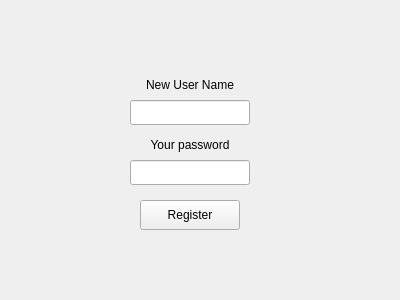
Before: the Qt Designer form signup.ui in CS180-spring/cs180-21-wooohooo, drawn with Qt 5.
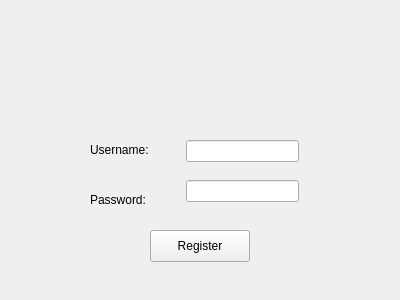
After: the same form once the commit is applied.

The edit to the form file:
```diff
--- a/signup.ui
+++ b/signup.ui
@@ -13,69 +13,63 @@
   <property name="windowTitle">
    <string>Form</string>
   </property>
+  <widget class="QPushButton" name="registerButton">
+   <property name="geometry">
+    <rect>
+     <x>150</x>
+     <y>230</y>
+     <width>100</width>
+     <height>32</height>
+    </rect>
+   </property>
+   <property name="text">
+    <string>Register</string>
+   </property>
+  </widget>
   <widget class="QLabel" name="label">
    <property name="geometry">
     <rect>
-     <x>140</x>
-     <y>70</y>
-     <width>100</width>
-     <height>30</height>
+     <x>90</x>
+     <y>140</y>
+     <width>81</width>
+     <height>20</height>
     </rect>
    </property>
    <property name="text">
-    <string>New User Name</string>
+    <string>Username:</string>
    </property>
-   <property name="alignment">
-    <set>Qt::AlignCenter</set>
+  </widget>
+  <widget class="QLineEdit" name="newPassword">
+   <property name="geometry">
+    <rect>
+     <x>186</x>
+     <y>180</y>
+     <width>113</width>
+     <height>22</height>
+    </rect>
    </property>
   </widget>
   <widget class="QLineEdit" name="newUsername">
    <property name="geometry">
     <rect>
-     <x>130</x>
-     <y>100</y>
-     <width>120</width>
-     <height>25</height>
+     <x>186</x>
+     <y>140</y>
+     <width>113</width>
+     <height>22</height>
     </rect>
    </property>
   </widget>
   <widget class="QLabel" name="label_2">
    <property name="geometry">
     <rect>
-     <x>140</x>
-     <y>130</y>
-     <width>100</width>
-     <height>30</height>
+     <x>90</x>
+     <y>190</y>
+     <width>71</width>
+     <height>20</height>
     </rect>
    </property>
    <property name="text">
-    <string>Your password</string>
-   </property>
-   <property name="alignment">
-    <set>Qt::AlignCenter</set>
-   </property>
-  </widget>
-  <widget class="QLineEdit" name="newPassword">
-   <property name="geometry">
-    <rect>
-     <x>130</x>
-     <y>160</y>
-     <width>120</width>
-     <height>25</height>
-    </rect>
-   </property>
-  </widget>
-  <widget class="QPushButton" name="registerButton">
-   <property name="geometry">
-    <rect>
-     <x>140</x>
-     <y>200</y>
-     <width>100</width>
-     <height>30</height>
-    </rect>
-   </property>
-   <property name="text">
-    <string>Register</string>
+    <string>Password:</string>
    </property>
   </widget>
  </widget>
```
